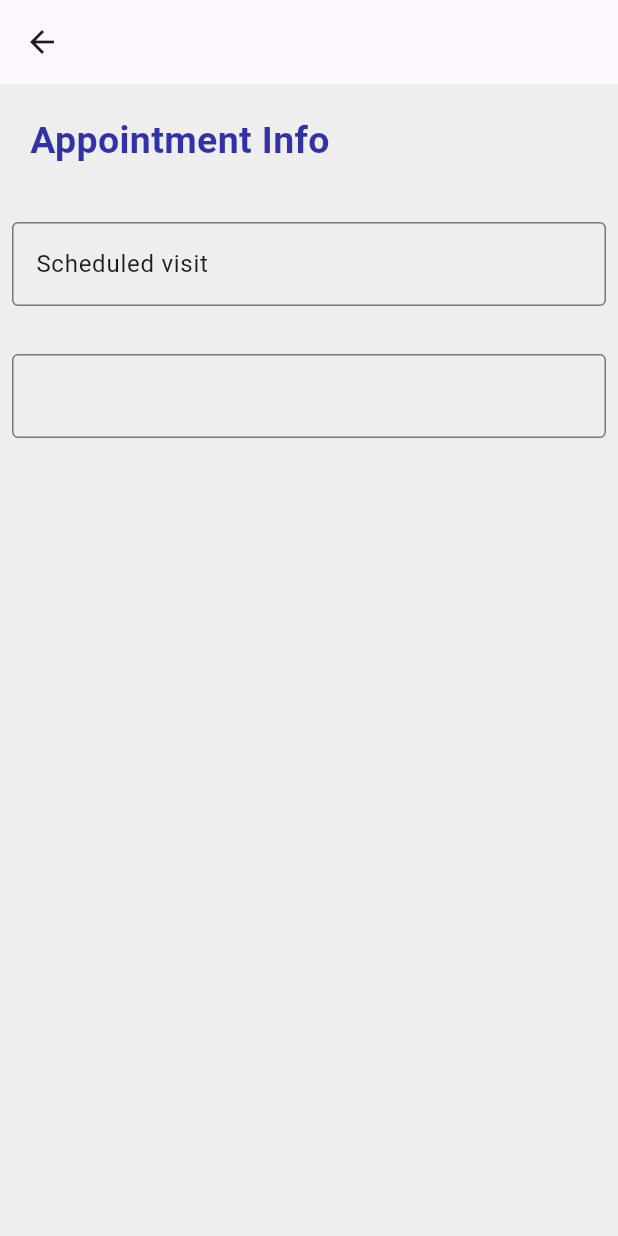
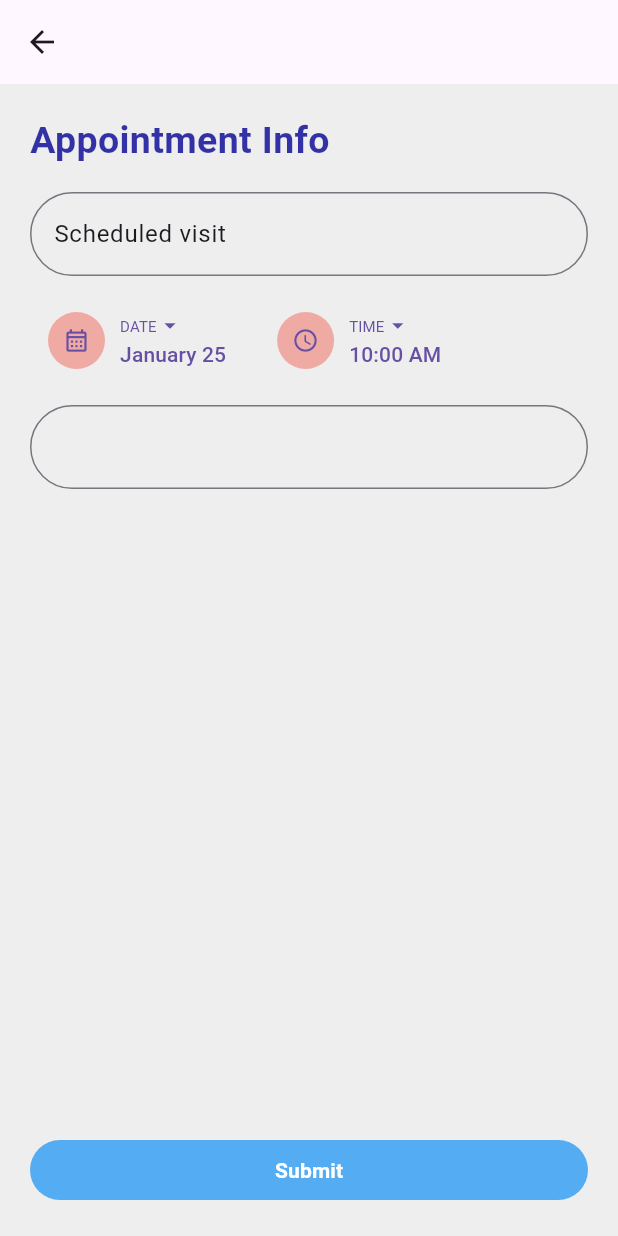
Before and after one commit to Adnerson/final-project, a Flutter app: the ScheduleAppointment screen opened by its route, on a phone screen of 412 x 824 dp. Run offline on Flutter 3.47's test engine with Material 3 defaults, Android fonts, the phone set to English and light mode, and no system bars; our stand-ins replace dio; accounts and stored records are empty.

Commit message:
made significant progress on schedule_appointments screen

```diff
--- a/lib/screens/schedule_appointment.dart
+++ b/lib/screens/schedule_appointment.dart
@@ -1,4 +1,5 @@
 import 'package:flutter/material.dart';
+import 'package:flutter/widgets.dart';
 
 class ScheduleAppointment extends StatefulWidget {
   const ScheduleAppointment({super.key});
@@ -8,7 +9,8 @@ class ScheduleAppointment extends StatefulWidget {
 }
 
 class _ScheduleAppointmentState extends State<ScheduleAppointment> {
-  final TextEditingController _title = TextEditingController(text: 'Scheduled visit');
+  final TextEditingController _title =
+      TextEditingController(text: 'Scheduled visit');
   final TextEditingController _description = TextEditingController();
 
   @override
@@ -21,13 +23,13 @@ class _ScheduleAppointmentState extends State<ScheduleAppointment> {
             },
             icon: const Icon(Icons.arrow_back)),
       ),
-      body: Column(
-        mainAxisAlignment: MainAxisAlignment.start,
-        crossAxisAlignment: CrossAxisAlignment.start,
-        children: [
-          const Padding(
-            padding: EdgeInsets.all(20.0),
-            child: Text(
+      body: Padding(
+        padding: const EdgeInsets.all(20.0),
+        child: Column(
+          // mainAxisAlignment: MainAxisAlignment.start,
+          crossAxisAlignment: CrossAxisAlignment.start,
+          children: [
+            const Text(
               'Appointment Info',
               style: TextStyle(
                 fontSize: 25,
@@ -35,22 +37,141 @@ class _ScheduleAppointmentState extends State<ScheduleAppointment> {
                 color: Color.fromARGB(210, 10, 10, 150),
               ),
             ),
+            field(_title),
+            Row(
+              children: [
+                monthSelector(),
+                TimeSelector(),
+              ],
+            ),
+            field(_description),
+            Expanded(
+              child: Container(), // This takes up the remaining space
+            ),
+            submitButton(),
+          ],
+        ),
+      ),
+    );
+  }
+
+  TextButton monthSelector() {
+    return TextButton(
+      // style: TextButton.styleFrom(
+      //   foregroundColor: Colors.white,
+      //   backgroundColor: Colors.blue.withOpacity(0.75), // Text color
+      // ),
+      onPressed: () {},
+
+      child: Row(
+        children: [
+          Container(
+            padding: const EdgeInsets.all(10),
+            decoration: BoxDecoration(
+              shape: BoxShape.circle,
+              color: Colors.red.withOpacity(0.4),
+            ),
+            child: const Icon(Icons.calendar_month_outlined),
           ),
-          field(_title),
-          field(_description),
+          const Padding(
+            padding: EdgeInsets.symmetric(horizontal: 10),
+            child: Column(
+              crossAxisAlignment: CrossAxisAlignment.start,
+              children: [
+                Row(
+                  children: [
+                    Text(
+                      'DATE',
+                      style: TextStyle(
+                        fontSize: 10,
+                        fontWeight: FontWeight.normal,
+                      ),
+                    ),
+                    Icon(Icons.arrow_drop_down, size: 18)
+                  ],
+                ),
+                //display date here
+                Text('January 25'),
+              ],
+            ),
+          )
         ],
       ),
     );
   }
 
-  Padding field(TextEditingController controller) {
-    return Padding(
-      padding: const EdgeInsets.symmetric(horizontal: 8, vertical: 16),
+  TextButton TimeSelector() {
+    return TextButton(
+      // style: TextButton.styleFrom(
+      //   foregroundColor: Colors.white,
+      //   backgroundColor: Colors.blue.withOpacity(0.75), // Text color
+      // ),
+      onPressed: () {},
+
+      child: Row(
+        children: [
+          Container(
+            padding: const EdgeInsets.all(10),
+            decoration: BoxDecoration(
+              shape: BoxShape.circle,
+              color: Colors.red.withOpacity(0.4),
+            ),
+            child: const Icon(Icons.access_time_rounded),
+          ),
+          const Padding(
+            padding: EdgeInsets.symmetric(horizontal: 10),
+            child: Column(
+              crossAxisAlignment: CrossAxisAlignment.start,
+              children: [
+                Row(
+                  children: [
+                    Text(
+                      'TIME',
+                      style: TextStyle(
+                        fontSize: 10,
+                        fontWeight: FontWeight.normal,
+                      ),
+                    ),
+                    Icon(Icons.arrow_drop_down, size: 18)
+                  ],
+                ),
+                //display date here
+                Text('10:00 AM'),
+              ],
+            ),
+          )
+        ],
+      ),
+    );
+  }
+
+  Container submitButton() {
+    return Container(
+      width: double.infinity,
+      child: TextButton(
+        style: TextButton.styleFrom(
+          foregroundColor: Colors.white,
+          backgroundColor: Colors.blue.withOpacity(0.75), // Text color
+        ),
+        //this is where you implement ScheduleAppointment
+        onPressed: () {},
+        child: const Text(
+          'Submit',
+          style: TextStyle(fontWeight: FontWeight.bold),
+        ),
+      ),
+    );
+  }
+
+  Container field(TextEditingController controller) {
+    return Container(
+      padding: const EdgeInsets.symmetric(vertical: 16),
       child: TextFormField(
         controller: controller,
-        decoration: const InputDecoration(
-          border: OutlineInputBorder(),
-          focusedBorder: OutlineInputBorder(
+        decoration:  InputDecoration(
+
+          border: OutlineInputBorder(borderRadius: BorderRadius.circular(30), ),
+          focusedBorder: const OutlineInputBorder(
             borderSide: BorderSide(color: Colors.blue),
           ),
         ),
--- a/lib/services/constant.dart
+++ b/lib/services/constant.dart
@@ -1,4 +1,5 @@
-const baseUrl = "http://localhost:8080";
+// const baseUrl = "http://localhost:8080"; this is if you are hosting the server on your machine
+const baseUrl = "http://192.168.1.17:8080"; //this works on my personal Wi-Fi
 
 const postgresql = "/db/postgresql";
 
@@ -10,7 +11,7 @@ const postgresqlAppointments = "$postgresql/appointments/";
 // const allLists = "/";
 // const newList = "/lists";
 // const singleList = "$newList/";
-// const items = "/items";
+// const items = "/items"
 // const itemsByList = "$items/";
 // const singleItem = "$items/";
 
--- a/lib/services/func.dart
+++ b/lib/services/func.dart
@@ -64,14 +64,15 @@ mixin Func {
     return (user[0]['password'] == password);
   }
 
-  Future<List<dynamic>> getAppointmentsById(BuildContext context, String id) async {
+  Future<List<dynamic>> getAppointmentsById(
+      BuildContext context, String id) async {
     List<dynamic> appointments = [];
     await sendRequest(endpoint: postgresqlAppointments + id, method: Method.GET)
         .then((itms) {
       appointments = itms.data as List<dynamic>;
     }).catchError((err) {
-      ScaffoldMessenger.of(context)
-          .showSnackBar(const SnackBar(content: Text("Failed to fetch Appointments")));
+      ScaffoldMessenger.of(context).showSnackBar(
+          const SnackBar(content: Text("Failed to fetch Appointments")));
     });
     return appointments;
   }
@@ -88,4 +89,18 @@ mixin Func {
     }
     return appointments;
   }
+
+  createAppointmentUsingPostgresql(String id, String appointmentDate,
+      String title, String description, bool status) async {
+    await sendRequest(
+        endpoint: postgresqlAppointments,
+        method: Method.POST,
+        params: {
+          "id": id,
+          "appointmentDate": appointmentDate,
+          "title": title,
+          "description": description,
+          "status": status
+        });
+  }
 }
```
Also changed, not shown: pubspec.lock.
